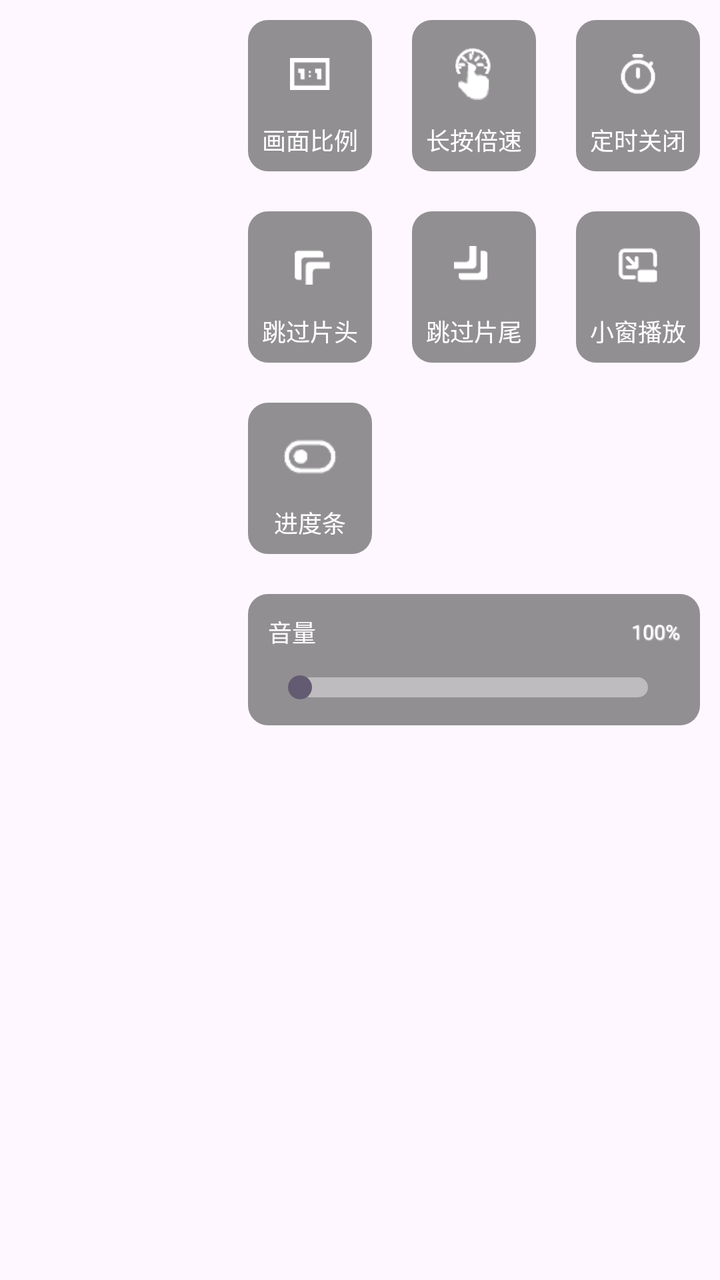
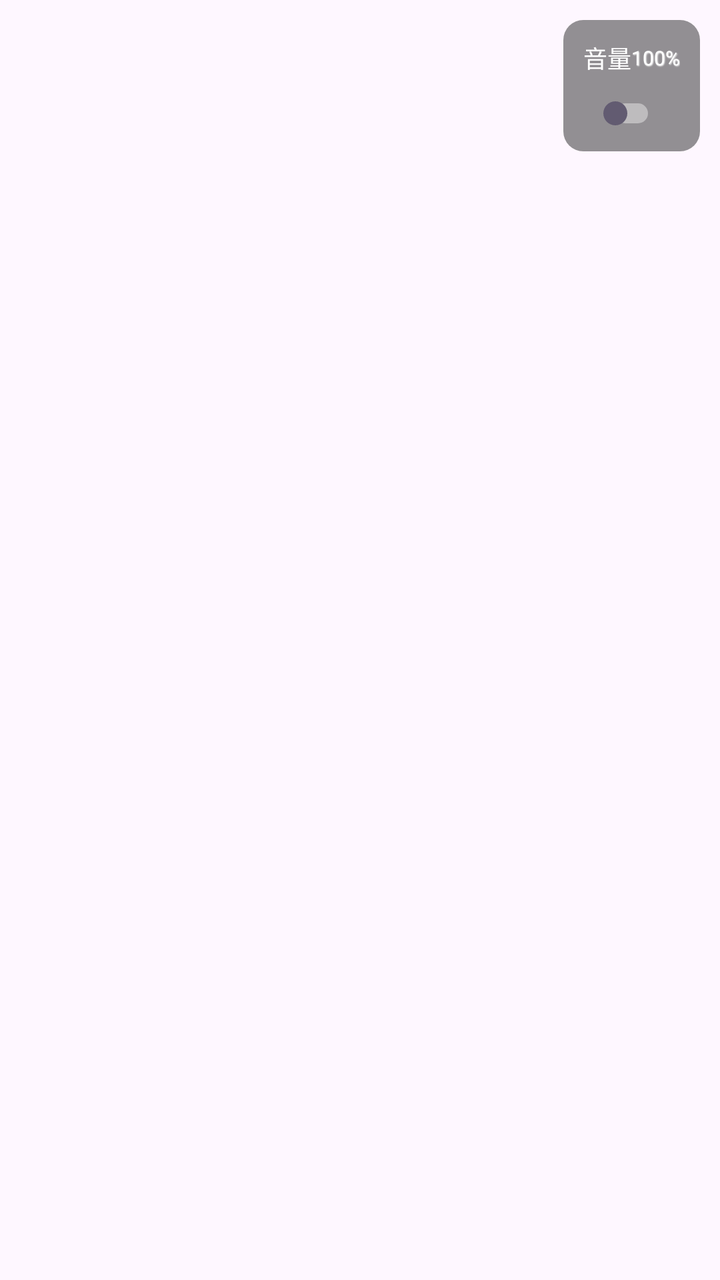

An Android layout rendered at two revisions. The XML below is the earlier revision; the diff shows what the commit changed to produce the second picture.
<!-- AndroidManifest.xml: another module's application theme Theme.UaoanDKplayer -->
<!-- res/layout/setup_dialog.xml -->
<?xml version="1.0" encoding="utf-8"?>
<LinearLayout xmlns:android="http://schemas.android.com/apk/res/android"
    android:layout_width="match_parent"
    android:layout_height="match_parent"
    android:orientation="vertical"
    android:id="@+id/layout"
    android:gravity="center_horizontal|right">
    <androidx.core.widget.NestedScrollView
        android:layout_width="wrap_content"
        android:layout_height="match_parent">
    <LinearLayout
        android:layout_width="wrap_content"
        android:layout_height="match_parent"
        android:orientation="vertical"
        android:gravity="center_horizontal">
    <LinearLayout
        android:layout_width="wrap_content"
        android:layout_height="wrap_content"
        android:orientation="horizontal"
        android:minWidth="160dp"
        android:gravity="center">
        
        <LinearLayout
            android:layout_width="wrap_content"
            android:layout_height="wrap_content"
            android:gravity="center"
            android:orientation="vertical"
            android:layout_margin="10dp"
            android:padding="5dp"
            android:background="@drawable/round"
            android:id="@+id/line1"
            android:layout_weight="1">
            <ImageView
                android:layout_width="40dp"
                android:layout_height="40dp"
                android:padding="10dp"
                android:src="@mipmap/huamian"
                android:layout_margin="2dp"/>
            <TextView
                android:layout_width="wrap_content"
                android:layout_height="wrap_content"
                android:text="画面比例"
                android:textColor="#ffffffff"
                android:textSize="12dp"
                android:layout_margin="2dp"/>
        </LinearLayout>

        
        <LinearLayout
            android:layout_width="wrap_content"
            android:layout_height="wrap_content"
            android:gravity="center"
            android:orientation="vertical"
            android:layout_margin="10dp"
            android:id="@+id/line2"
            android:padding="5dp"
            android:background="@drawable/round"
            android:layout_weight="1">
            <ImageView
                android:layout_width="40dp"
                android:layout_height="40dp"
                android:src="@mipmap/longspeeds"
                android:layout_margin="2dp"/>
            <TextView
                android:layout_width="wrap_content"
                android:layout_height="wrap_content"
                android:text="长按倍速"
                android:textColor="#ffffffff"
                android:textSize="12dp"
                android:layout_margin="2dp"/>
        </LinearLayout>

        
        <LinearLayout
            android:layout_width="wrap_content"
            android:layout_height="wrap_content"
            android:gravity="center"
            android:orientation="vertical"
            android:layout_margin="10dp"
            android:padding="5dp"
            android:id="@+id/line3"
            android:background="@drawable/round"
            android:layout_weight="1">
            <ImageView
                android:layout_width="40dp"
                android:layout_height="40dp"
                android:src="@mipmap/times"
                android:padding="10dp"
                android:layout_margin="2dp"/>
            <TextView
                android:layout_width="wrap_content"
                android:layout_height="wrap_content"
                android:text="定时关闭"
                android:textColor="#ffffffff"
                android:textSize="12dp"
                android:layout_margin="2dp"/>
        </LinearLayout>
    </LinearLayout>


    <LinearLayout
        android:layout_width="wrap_content"
        android:layout_height="wrap_content"
        android:orientation="horizontal"
        android:minWidth="160dp"
        android:gravity="center">
        
        <LinearLayout
            android:layout_width="wrap_content"
            android:layout_height="wrap_content"
            android:gravity="center"
            android:orientation="vertical"
            android:layout_margin="10dp"
            android:padding="5dp"
            android:id="@+id/line4"
            android:background="@drawable/round"
            android:layout_weight="1">
            <ImageView
                android:layout_width="40dp"
                android:layout_height="40dp"
                android:padding="10dp"
                android:src="@mipmap/playtop"
                android:layout_margin="2dp"/>
            <TextView
                android:layout_width="wrap_content"
                android:layout_height="wrap_content"
                android:text="跳过片头"
                android:textColor="#ffffffff"
                android:textSize="12dp"
                android:layout_margin="2dp"/>
        </LinearLayout>

        
        <LinearLayout
            android:layout_width="wrap_content"
            android:layout_height="wrap_content"
            android:gravity="center"
            android:orientation="vertical"
            android:layout_margin="10dp"
            android:padding="5dp"
            android:id="@+id/line5"
            android:background="@drawable/round"
            android:layout_weight="1">
            <ImageView
                android:layout_width="40dp"
                android:layout_height="40dp"
                android:src="@mipmap/playbottom"
                android:padding="10dp"
                android:layout_margin="2dp"/>
            <TextView
                android:layout_width="wrap_content"
                android:layout_height="wrap_content"
                android:text="跳过片尾"
                android:textColor="#ffffffff"
                android:textSize="12dp"
                android:layout_margin="2dp"/>
        </LinearLayout>

        
        <LinearLayout
            android:layout_width="wrap_content"
            android:layout_height="wrap_content"
            android:gravity="center"
            android:orientation="vertical"
            android:layout_margin="10dp"
            android:padding="5dp"
            android:id="@+id/line6"
            android:background="@drawable/round"
            android:layout_weight="1">
            <ImageView
                android:layout_width="40dp"
                android:layout_height="40dp"
                android:src="@mipmap/window"
                android:padding="10dp"
                android:layout_margin="2dp"/>
            <TextView
                android:layout_width="wrap_content"
                android:layout_height="wrap_content"
                android:text="小窗播放"
                android:textColor="#ffffffff"
                android:textSize="12dp"
                android:layout_margin="2dp"/>
        </LinearLayout>
    </LinearLayout>

        <LinearLayout
            android:layout_width="match_parent"
            android:layout_height="wrap_content"
            android:orientation="horizontal"
            android:minWidth="160dp"
            android:gravity="left">
            
            <LinearLayout
                android:layout_width="wrap_content"
                android:layout_height="wrap_content"
                android:gravity="center"
                android:layout_gravity="center_vertical"
                android:orientation="vertical"
                android:layout_margin="10dp"
                android:padding="5dp"
                android:id="@+id/line7"
                android:layout_weight="1"
                android:background="@drawable/round">
                <ImageView
                    android:layout_width="40dp"
                    android:layout_height="40dp"
                    android:padding="6dp"
                    android:src="@mipmap/kg1"
                    android:id="@+id/kgImage"
                    android:layout_margin="2dp"/>
                <TextView
                    android:layout_width="wrap_content"
                    android:layout_height="wrap_content"
                    android:text="进度条"
                    android:textColor="#ffffffff"
                    android:textSize="12dp"
                    android:layout_margin="2dp"/>
            </LinearLayout>

            
            <LinearLayout
                android:layout_width="wrap_content"
                android:layout_height="wrap_content"
                android:gravity="center"
                android:layout_gravity="center_vertical"
                android:orientation="vertical"
                android:layout_margin="10dp"
                android:padding="5dp"
                android:id="@+id/line8"
                android:layout_weight="1"
                android:visibility="invisible"
                android:background="@drawable/round">
                <ImageView
                    android:layout_width="40dp"
                    android:layout_height="40dp"
                    android:padding="10dp"
                    android:src="#ffffffff"
                    android:layout_margin="2dp"/>
                <TextView
                    android:layout_width="wrap_content"
                    android:layout_height="wrap_content"
                    android:text="---"
                    android:textColor="#ffffffff"
                    android:textSize="12dp"
                    android:layout_margin="2dp"/>
            </LinearLayout>

            
            <LinearLayout
                android:layout_width="wrap_content"
                android:layout_height="wrap_content"
                android:gravity="center"
                android:layout_gravity="center_vertical"
                android:orientation="vertical"
                android:layout_margin="10dp"
                android:padding="5dp"
                android:id="@+id/line9"
                android:layout_weight="1"
                android:visibility="invisible"
                android:background="@drawable/round">
                <ImageView
                    android:layout_width="40dp"
                    android:layout_height="40dp"
                    android:padding="10dp"
                    android:src="#ffffffff"
                    android:layout_margin="2dp"/>
                <TextView
                    android:layout_width="wrap_content"
                    android:layout_height="wrap_content"
                    android:text="---"
                    android:textColor="#ffffffff"
                    android:textSize="12dp"
                    android:layout_margin="2dp"/>
            </LinearLayout>

        </LinearLayout>

        <LinearLayout
            android:layout_width="match_parent"
            android:layout_height="wrap_content"
            android:gravity="center_vertical"
            android:orientation="vertical"
            android:layout_margin="10dp"
            android:padding="5dp"
            android:background="@drawable/round">
            <LinearLayout
                android:layout_width="match_parent"
                android:layout_height="wrap_content"
                android:orientation="horizontal"
                android:layout_margin="5dp"
                android:gravity="center">
            <TextView
                android:layout_width="wrap_content"
                android:layout_height="wrap_content"
                android:text="音量"
                android:textSize="12dp"
                android:textColor="#ffffffff"
                android:layout_weight="1"/>
                <TextView
                    android:layout_width="wrap_content"
                    android:layout_height="wrap_content"
                    android:text="100%"
                    android:id="@+id/volumeText"
                    android:textSize="10dp"
                    android:shadowColor="#ffffffff"
                    android:shadowDx="1"
                    android:shadowDy="1"
                    android:shadowRadius="1"
                    android:textColor="#ffffffff"/>
            </LinearLayout>
                <SeekBar
                    android:layout_width="match_parent"
                    android:layout_height="wrap_content"
                    android:layout_gravity="center"
                    android:id="@+id/volumeSeek_bar"
                    android:minHeight="7dp"
                    android:maxHeight="10dp"
                    android:layout_margin="5dp"
                    android:progressDrawable="@drawable/seekbar_style"/>
        </LinearLayout>

    </LinearLayout>
    </androidx.core.widget.NestedScrollView>
</LinearLayout>
<!-- resources referenced by this layout -->
<resources>
  <!-- drawable round (drawable) -->
  <?xml version="1.0" encoding="utf-8"?>
    
  <shape xmlns:android="http://schemas.android.com/apk/res/android">
      <solid android:color="#994b4b4b" />
      <corners 
          android:radius="10dp"
      />
  </shape>
  <!-- drawable seekbar_style (drawable) -->
  <?xml version="1.0" encoding="utf-8"?>
  <layer-list xmlns:android="http://schemas.android.com/apk/res/android">
      <item android:id="@android:id/background">
          <shape>
              <corners android:radius="5dp"/>
              <solid android:color="#66ffffff"/>
          </shape>
      </item>
  
      <item android:id="@android:id/secondaryProgress">
          <clip>
              <shape>
                  <corners android:radius="5dp"/>
                  <solid android:color="#ECECEC"/>
              </shape>
          </clip>
      </item>
  
      <item android:id="@android:id/progress">
          <clip>
              <shape>
                  <corners android:radius="5dp"/>
                  <solid android:color="#FFFFFF" />
              </shape>
          </clip>
      </item>
  </layer-list>
  <!-- mipmap huamian: png bitmap (mipmap, 353 bytes) -->
  <!-- mipmap kg1: png bitmap (mipmap, 492 bytes) -->
  <!-- mipmap longspeeds: png bitmap (mipmap, 54149 bytes) -->
  <!-- mipmap playbottom: png bitmap (mipmap, 386 bytes) -->
  <!-- mipmap playtop: png bitmap (mipmap, 350 bytes) -->
  <!-- mipmap times: png bitmap (mipmap, 601 bytes) -->
  <!-- mipmap window: png bitmap (mipmap, 456 bytes) -->
  <style name="Theme.UaoanDKplayer" parent="Base.Theme.UaoanDKplayer" />
  <style name="Base.Theme.UaoanDKplayer" parent="Theme.Material3.DayNight.NoActionBar">
          
          
      </style>
</resources>

<!-- the commit's change to res/layout/setup_dialog.xml (unified diff, before → after) -->
@@ -13,267 +13,10 @@
         android:layout_height="match_parent"
         android:orientation="vertical"
         android:gravity="center_horizontal">
-    <LinearLayout
-        android:layout_width="wrap_content"
-        android:layout_height="wrap_content"
-        android:orientation="horizontal"
-        android:minWidth="160dp"
-        android:gravity="center">
-        
-        <LinearLayout
-            android:layout_width="wrap_content"
-            android:layout_height="wrap_content"
-            android:gravity="center"
-            android:orientation="vertical"
-            android:layout_margin="10dp"
-            android:padding="5dp"
-            android:background="@drawable/round"
-            android:id="@+id/line1"
-            android:layout_weight="1">
-            <ImageView
-                android:layout_width="40dp"
-                android:layout_height="40dp"
-                android:padding="10dp"
-                android:src="@mipmap/huamian"
-                android:layout_margin="2dp"/>
-            <TextView
-                android:layout_width="wrap_content"
-                android:layout_height="wrap_content"
-                android:text="画面比例"
-                android:textColor="#ffffffff"
-                android:textSize="12dp"
-                android:layout_margin="2dp"/>
-        </LinearLayout>
-
-        
-        <LinearLayout
-            android:layout_width="wrap_content"
-            android:layout_height="wrap_content"
-            android:gravity="center"
-            android:orientation="vertical"
-            android:layout_margin="10dp"
-            android:id="@+id/line2"
-            android:padding="5dp"
-            android:background="@drawable/round"
-            android:layout_weight="1">
-            <ImageView
-                android:layout_width="40dp"
-                android:layout_height="40dp"
-                android:src="@mipmap/longspeeds"
-                android:layout_margin="2dp"/>
-            <TextView
-                android:layout_width="wrap_content"
-                android:layout_height="wrap_content"
-                android:text="长按倍速"
-                android:textColor="#ffffffff"
-                android:textSize="12dp"
-                android:layout_margin="2dp"/>
-        </LinearLayout>
-
-        
-        <LinearLayout
-            android:layout_width="wrap_content"
-            android:layout_height="wrap_content"
-            android:gravity="center"
-            android:orientation="vertical"
-            android:layout_margin="10dp"
-            android:padding="5dp"
-            android:id="@+id/line3"
-            android:background="@drawable/round"
-            android:layout_weight="1">
-            <ImageView
-                android:layout_width="40dp"
-                android:layout_height="40dp"
-                android:src="@mipmap/times"
-                android:padding="10dp"
-                android:layout_margin="2dp"/>
-            <TextView
-                android:layout_width="wrap_content"
-                android:layout_height="wrap_content"
-                android:text="定时关闭"
-                android:textColor="#ffffffff"
-                android:textSize="12dp"
-                android:layout_margin="2dp"/>
-        </LinearLayout>
-    </LinearLayout>
-
-
-    <LinearLayout
-        android:layout_width="wrap_content"
-        android:layout_height="wrap_content"
-        android:orientation="horizontal"
-        android:minWidth="160dp"
-        android:gravity="center">
-        
-        <LinearLayout
-            android:layout_width="wrap_content"
-            android:layout_height="wrap_content"
-            android:gravity="center"
-            android:orientation="vertical"
-            android:layout_margin="10dp"
-            android:padding="5dp"
-            android:id="@+id/line4"
-            android:background="@drawable/round"
-            android:layout_weight="1">
-            <ImageView
-                android:layout_width="40dp"
-                android:layout_height="40dp"
-                android:padding="10dp"
-                android:src="@mipmap/playtop"
-                android:layout_margin="2dp"/>
-            <TextView
-                android:layout_width="wrap_content"
-                android:layout_height="wrap_content"
-                android:text="跳过片头"
-                android:textColor="#ffffffff"
-                android:textSize="12dp"
-                android:layout_margin="2dp"/>
-        </LinearLayout>
-
-        
-        <LinearLayout
-            android:layout_width="wrap_content"
-            android:layout_height="wrap_content"
-            android:gravity="center"
-            android:orientation="vertical"
-            android:layout_margin="10dp"
-            android:padding="5dp"
-            android:id="@+id/line5"
-            android:background="@drawable/round"
-            android:layout_weight="1">
-            <ImageView
-                android:layout_width="40dp"
-                android:layout_height="40dp"
-                android:src="@mipmap/playbottom"
-                android:padding="10dp"
-                android:layout_margin="2dp"/>
-            <TextView
-                android:layout_width="wrap_content"
-                android:layout_height="wrap_content"
-                android:text="跳过片尾"
-                android:textColor="#ffffffff"
-                android:textSize="12dp"
-                android:layout_margin="2dp"/>
-        </LinearLayout>
-
-        
-        <LinearLayout
-            android:layout_width="wrap_content"
-            android:layout_height="wrap_content"
-            android:gravity="center"
-            android:orientation="vertical"
-            android:layout_margin="10dp"
-            android:padding="5dp"
-            android:id="@+id/line6"
-            android:background="@drawable/round"
-            android:layout_weight="1">
-            <ImageView
-                android:layout_width="40dp"
-                android:layout_height="40dp"
-                android:src="@mipmap/window"
-                android:padding="10dp"
-                android:layout_margin="2dp"/>
-            <TextView
-                android:layout_width="wrap_content"
-                android:layout_height="wrap_content"
-                android:text="小窗播放"
-                android:textColor="#ffffffff"
-                android:textSize="12dp"
-                android:layout_margin="2dp"/>
-        </LinearLayout>
-    </LinearLayout>
-
-        <LinearLayout
+        <androidx.recyclerview.widget.RecyclerView
+            android:id="@+id/recycler"
             android:layout_width="match_parent"
-            android:layout_height="wrap_content"
-            android:orientation="horizontal"
-            android:minWidth="160dp"
-            android:gravity="left">
-            
-            <LinearLayout
-                android:layout_width="wrap_content"
-                android:layout_height="wrap_content"
-                android:gravity="center"
-                android:layout_gravity="center_vertical"
-                android:orientation="vertical"
-                android:layout_margin="10dp"
-                android:padding="5dp"
-                android:id="@+id/line7"
-                android:layout_weight="1"
-                android:background="@drawable/round">
-                <ImageView
-                    android:layout_width="40dp"
-                    android:layout_height="40dp"
-                    android:padding="6dp"
-                    android:src="@mipmap/kg1"
-                    android:id="@+id/kgImage"
-                    android:layout_margin="2dp"/>
-                <TextView
-                    android:layout_width="wrap_content"
-                    android:layout_height="wrap_content"
-                    android:text="进度条"
-                    android:textColor="#ffffffff"
-                    android:textSize="12dp"
-                    android:layout_margin="2dp"/>
-            </LinearLayout>
-
-            
-            <LinearLayout
-                android:layout_width="wrap_content"
-                android:layout_height="wrap_content"
-                android:gravity="center"
-                android:layout_gravity="center_vertical"
-                android:orientation="vertical"
-                android:layout_margin="10dp"
-                android:padding="5dp"
-                android:id="@+id/line8"
-                android:layout_weight="1"
-                android:visibility="invisible"
-                android:background="@drawable/round">
-                <ImageView
-                    android:layout_width="40dp"
-                    android:layout_height="40dp"
-                    android:padding="10dp"
-                    android:src="#ffffffff"
-                    android:layout_margin="2dp"/>
-                <TextView
-                    android:layout_width="wrap_content"
-                    android:layout_height="wrap_content"
-                    android:text="---"
-                    android:textColor="#ffffffff"
-                    android:textSize="12dp"
-                    android:layout_margin="2dp"/>
-            </LinearLayout>
-
-            
-            <LinearLayout
-                android:layout_width="wrap_content"
-                android:layout_height="wrap_content"
-                android:gravity="center"
-                android:layout_gravity="center_vertical"
-                android:orientation="vertical"
-                android:layout_margin="10dp"
-                android:padding="5dp"
-                android:id="@+id/line9"
-                android:layout_weight="1"
-                android:visibility="invisible"
-                android:background="@drawable/round">
-                <ImageView
-                    android:layout_width="40dp"
-                    android:layout_height="40dp"
-                    android:padding="10dp"
-                    android:src="#ffffffff"
-                    android:layout_margin="2dp"/>
-                <TextView
-                    android:layout_width="wrap_content"
-                    android:layout_height="wrap_content"
-                    android:text="---"
-                    android:textColor="#ffffffff"
-                    android:textSize="12dp"
-                    android:layout_margin="2dp"/>
-            </LinearLayout>
-
-        </LinearLayout>
+            android:layout_height="wrap_content"/>
 
         <LinearLayout
             android:layout_width="match_parent"
<!-- resource entries referenced after the edit -->
@@ -37,13 +37,6 @@
           </clip>
       </item>
   </layer-list>
-  <!-- mipmap huamian: png bitmap (mipmap, 353 bytes) -->
-  <!-- mipmap kg1: png bitmap (mipmap, 492 bytes) -->
-  <!-- mipmap longspeeds: png bitmap (mipmap, 54149 bytes) -->
-  <!-- mipmap playbottom: png bitmap (mipmap, 386 bytes) -->
-  <!-- mipmap playtop: png bitmap (mipmap, 350 bytes) -->
-  <!-- mipmap times: png bitmap (mipmap, 601 bytes) -->
-  <!-- mipmap window: png bitmap (mipmap, 456 bytes) -->
   <style name="Theme.UaoanDKplayer" parent="Base.Theme.UaoanDKplayer" />
   <style name="Base.Theme.UaoanDKplayer" parent="Theme.Material3.DayNight.NoActionBar">
           
